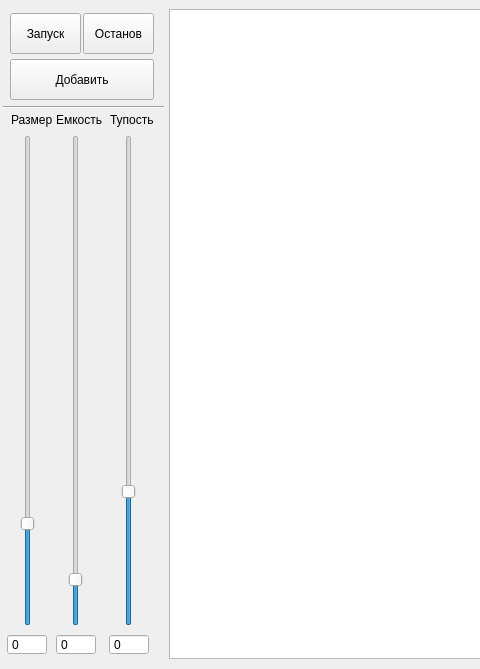
First picture: the form in mainwindow.ui, repository nicledomaS/FlySimulator, before the edit; both pictures show x 0 to 480 and y 0 to 669 of the 829 by 669 pixel window.
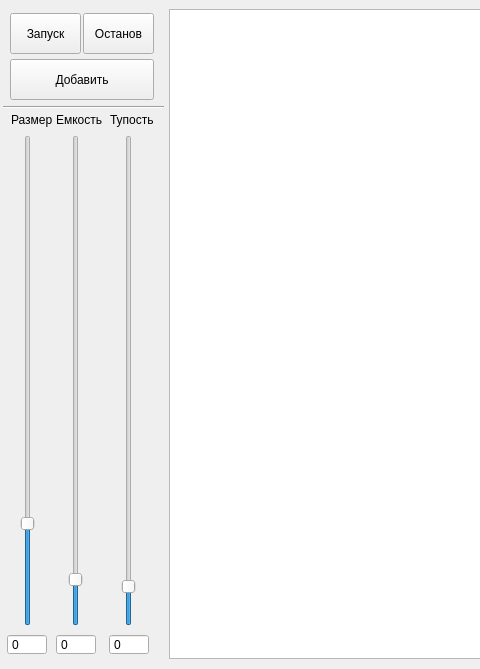
Second picture: the form after the edit.

Diff of the .ui file:
```diff
--- a/mainwindow.ui
+++ b/mainwindow.ui
@@ -154,7 +154,7 @@
      <number>50</number>
     </property>
     <property name="maximum">
-     <number>800</number>
+     <number>3000</number>
     </property>
     <property name="value">
      <number>250</number>
```
Left out of the diff: 2 changed lines with no effect on the pictures.
